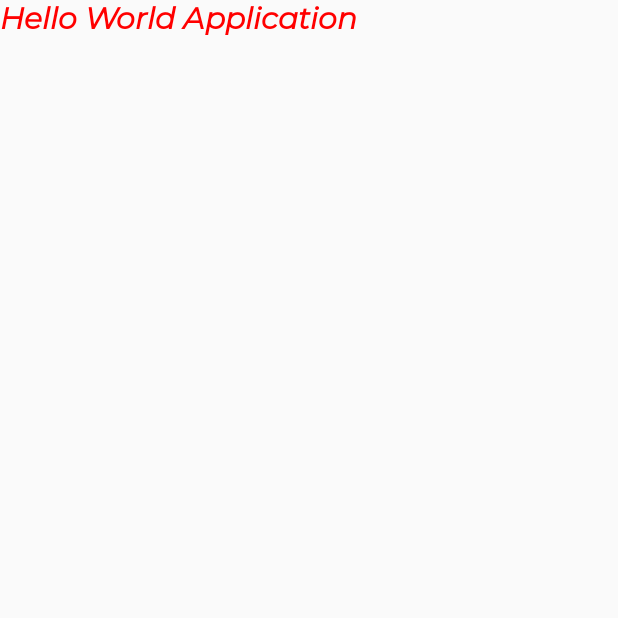
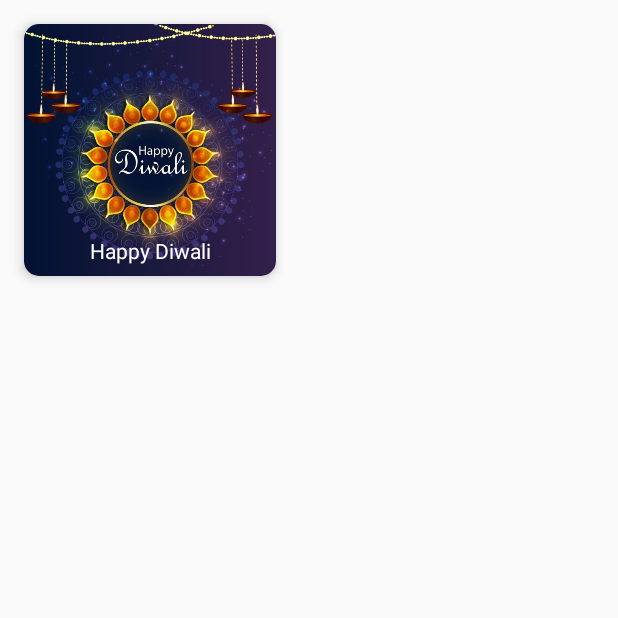
Before and after one commit to akumbhar/JetpackComponseDemo, an Android app built with Jetpack Compose: the screen it shows after launch (MainActivity), on a phone screen of 412 x 824 dp, the top half of it. Run offline under Robolectric (Android 15) with nearby library versions, the phone set to English and light mode, and no system bars; Roboto replaces fonts that are not available here.

Commit message:
Card and box layout with border

```diff
--- a/app/src/main/java/com/assignment/firstjetpackcomponseapplication/MainActivity.kt
+++ b/app/src/main/java/com/assignment/firstjetpackcomponseapplication/MainActivity.kt
@@ -3,14 +3,23 @@ package com.assignment.firstjetpackcomponseapplication
 import android.os.Bundle
 import androidx.activity.ComponentActivity
 import androidx.activity.compose.setContent
-import androidx.compose.foundation.layout.Column
-import androidx.compose.foundation.layout.fillMaxHeight
-import androidx.compose.foundation.layout.fillMaxSize
-import androidx.compose.foundation.layout.fillMaxWidth
+import androidx.compose.foundation.Image
+import androidx.compose.foundation.background
+import androidx.compose.foundation.border
+import androidx.compose.foundation.clickable
+import androidx.compose.foundation.gestures.draggable
+import androidx.compose.foundation.layout.*
+import androidx.compose.foundation.shape.RoundedCornerShape
+import androidx.compose.material.Card
 import androidx.compose.material.Text
 import androidx.compose.runtime.Composable
+import androidx.compose.ui.Alignment
 import androidx.compose.ui.Modifier
+import androidx.compose.ui.draw.shadow
+import androidx.compose.ui.graphics.Brush
 import androidx.compose.ui.graphics.Color
+import androidx.compose.ui.graphics.painter.Painter
+import androidx.compose.ui.res.painterResource
 import androidx.compose.ui.res.stringResource
 import androidx.compose.ui.text.font.Font
 import androidx.compose.ui.text.font.FontFamily
@@ -18,6 +27,7 @@ import androidx.compose.ui.text.font.FontStyle
 import androidx.compose.ui.text.font.FontWeight
 import androidx.compose.ui.text.style.TextAlign
 import androidx.compose.ui.tooling.preview.Preview
+import androidx.compose.ui.unit.dp
 import androidx.compose.ui.unit.sp
 
 class MainActivity : ComponentActivity() {
@@ -35,12 +45,50 @@ class MainActivity : ComponentActivity() {
 @Preview
 @Composable
 fun ComposeText() {
-    Text(
-        text = (stringResource(id = R.string.demo_text)),
-        color = Color.Red,
-        fontSize = 20.sp,
-        fontStyle = FontStyle.Italic,
-        fontWeight = FontWeight.Bold,
-        fontFamily = FontFamily(Font(R.font.montserrat_italic, FontWeight.Light))
-    )
+
+    Card(
+        modifier = Modifier
+            .width(200.dp)
+            .height(200.dp)
+            .padding(16.dp),
+        shape = RoundedCornerShape(10.dp),
+        elevation = 5.dp
+    ) {
+
+        Box {
+            Image(
+                painter = painterResource(id = R.drawable.diwali),
+                contentDescription = "Some desc"
+            )
+
+            Box(modifier = Modifier.fillMaxSize().padding(8.dp), contentAlignment = Alignment.BottomCenter) {
+                Text(text = "Happy Diwali", color = Color.White)
+            }
+
+        }
+
+
+    }
 }
+
+/*
+
+@Preview
+@Composable
+fun ComposeText() {
+   Column(modifier = Modifier
+       .fillMaxWidth()
+       .fillMaxHeight(0.5f)
+       .background(Color.Yellow)
+       .border(5.dp, Color.Green)
+       .padding(5.dp)
+       .border(5.dp, Color.Cyan)
+       .padding(5.dp)
+       .border(5.dp, Color.Magenta)
+       .padding(5.dp)
+   ) {
+
+       Text(text = "Hello", modifier = Modifier.draggable)
+   }
+}
+*/
```
